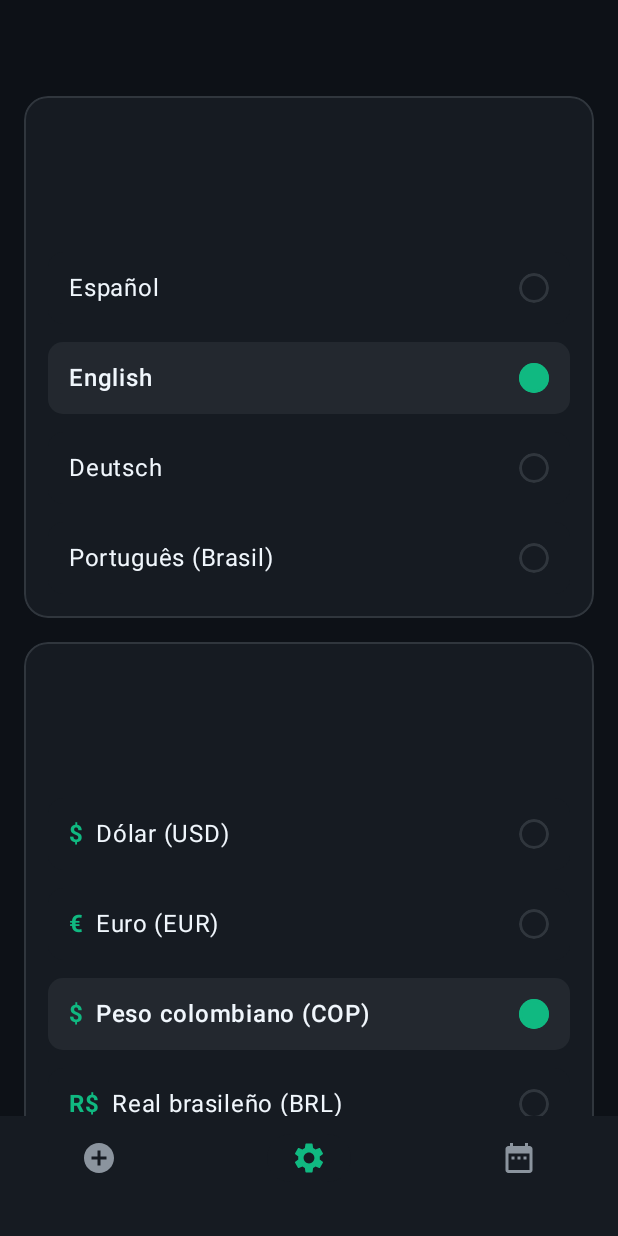
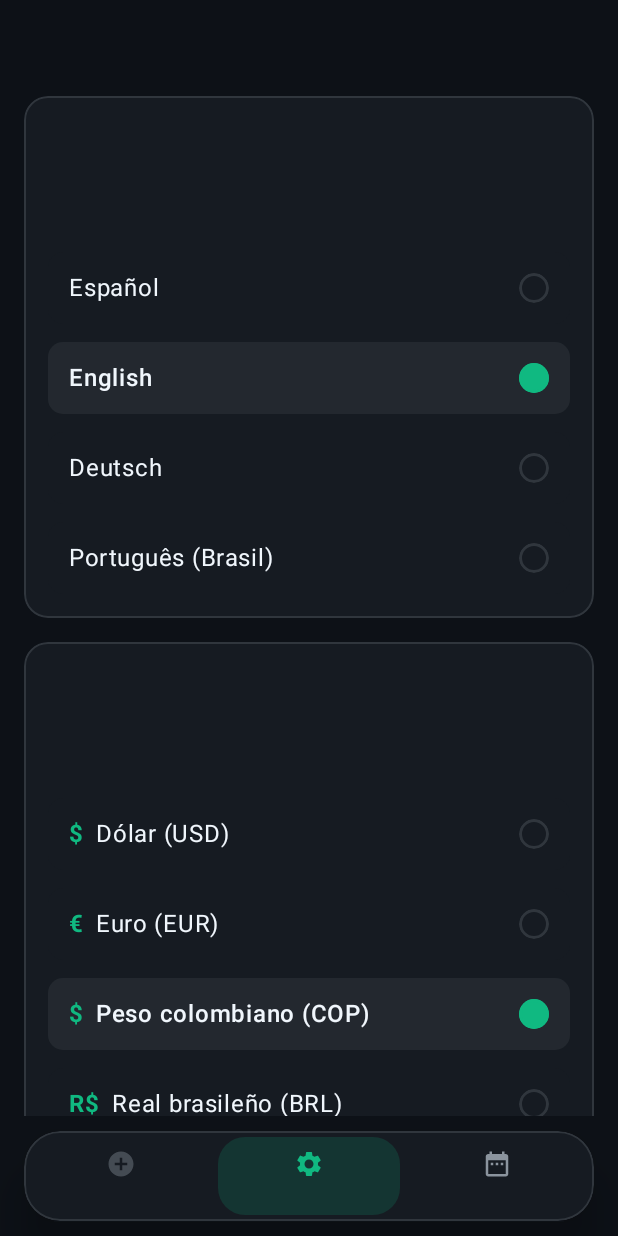
Before and after one commit to Anelka-137C/money_saver_kt, an Android app built with Jetpack Compose: the screen it shows after launch (MainActivity), item 2 of the bottom bar chosen, on a phone screen of 412 x 824 dp. Run offline under Robolectric (Android 15) with nearby library versions, the phone set to English and light mode, and no system bars; our stand-ins replace Room's generated code; libraries missing offline, so code that uses them is left out: com.i18next.android; 3 statements that could not run were skipped.

Commit message:
cambios en el tab inferior

```diff
--- a/app/src/main/java/com/example/money_saver_android/ui/MainContainer.kt
+++ b/app/src/main/java/com/example/money_saver_android/ui/MainContainer.kt
@@ -4,34 +4,20 @@ import androidx.compose.foundation.background
 import androidx.compose.foundation.layout.Box
 import androidx.compose.foundation.layout.fillMaxSize
 import androidx.compose.foundation.layout.padding
-import androidx.compose.material.icons.Icons
-import androidx.compose.material.icons.filled.AddCircle
-import androidx.compose.material.icons.filled.DateRange
-import androidx.compose.material.icons.filled.Settings
-import androidx.compose.material3.Icon
-import androidx.compose.material3.NavigationBar
-import androidx.compose.material3.NavigationBarItem
-import androidx.compose.material3.NavigationBarItemDefaults
 import androidx.compose.material3.Scaffold
-import androidx.compose.material3.Text
 import androidx.compose.runtime.Composable
 import androidx.compose.runtime.CompositionLocalProvider
 import androidx.compose.runtime.LaunchedEffect
 import androidx.compose.runtime.collectAsState
 import androidx.compose.runtime.getValue
 import androidx.compose.runtime.mutableStateOf
-import androidx.compose.runtime.remember
 import androidx.compose.runtime.saveable.rememberSaveable
 import androidx.compose.runtime.setValue
 import androidx.compose.ui.Modifier
-import androidx.compose.ui.platform.testTag
 import com.example.money_saver_android.i18n.I18nManager
 import com.example.money_saver_android.i18n.LocalI18nManager
-import com.example.money_saver_android.ui.theme.CardBackground
+import com.example.money_saver_android.ui.components.navigation.FloatingBottomNavigationBar
 import com.example.money_saver_android.ui.theme.DarkBackground
-import com.example.money_saver_android.ui.theme.GreenAccent
-import com.example.money_saver_android.ui.theme.TextPrimary
-import com.example.money_saver_android.ui.theme.TextSecondary
 import com.example.money_saver_android.viewmodel.PeriodViewModel
 import com.example.money_saver_android.viewmodel.SettingsViewModel
 
@@ -93,57 +79,16 @@ fun MainContainer(
             modifier = modifier.fillMaxSize(),
             containerColor = DarkBackground,
             bottomBar = {
-                NavigationBar(
-                    containerColor = CardBackground,
-                    contentColor = TextPrimary
-                ) {
-                    NavigationBarItem(
-                        modifier = Modifier.testTag("tab_incomes"),
-                        selected = activeTab == AppTab.INCOMES,
-                        onClick = {
-                            if (!isPeriodLocked) {
-                                currentTab = AppTab.INCOMES
-                            }
-                        },
-                        icon = { Icon(Icons.Default.AddCircle, contentDescription = i18nManager.t("navigation.tab_incomes")) },
-                        label = { Text(i18nManager.t("navigation.tab_incomes")) },
-                        colors = NavigationBarItemDefaults.colors(
-                            selectedIconColor = GreenAccent,
-                            selectedTextColor = GreenAccent,
-                            unselectedIconColor = TextSecondary,
-                            unselectedTextColor = TextSecondary,
-                            indicatorColor = CardBackground
-                        )
-                    )
-                    NavigationBarItem(
-                        modifier = Modifier.testTag("tab_settings"),
-                        selected = activeTab == AppTab.SETTINGS,
-                        onClick = { currentTab = AppTab.SETTINGS },
-                        icon = { Icon(Icons.Default.Settings, contentDescription = i18nManager.t("navigation.tab_settings")) },
-                        label = { Text(i18nManager.t("navigation.tab_settings")) },
-                        colors = NavigationBarItemDefaults.colors(
-                            selectedIconColor = GreenAccent,
-                            selectedTextColor = GreenAccent,
-                            unselectedIconColor = TextSecondary,
-                            unselectedTextColor = TextSecondary,
-                            indicatorColor = CardBackground
-                        )
-                    )
-                    NavigationBarItem(
-                        modifier = Modifier.testTag("tab_period"),
-                        selected = activeTab == AppTab.PERIOD,
-                        onClick = { currentTab = AppTab.PERIOD },
-                        icon = { Icon(Icons.Default.DateRange, contentDescription = i18nManager.t("navigation.tab_period")) },
-                        label = { Text(i18nManager.t("navigation.tab_period")) },
-                        colors = NavigationBarItemDefaults.colors(
-                            selectedIconColor = GreenAccent,
-                            selectedTextColor = GreenAccent,
-                            unselectedIconColor = TextSecondary,
-                            unselectedTextColor = TextSecondary,
-                            indicatorColor = CardBackground
-                        )
-                    )
-                }
+                FloatingBottomNavigationBar(
+                    activeTab = activeTab,
+                    isPeriodLocked = isPeriodLocked,
+                    i18nManager = i18nManager,
+                    onTabSelected = { tab ->
+                        if (!isPeriodLocked || tab != AppTab.INCOMES) {
+                            currentTab = tab
+                        }
+                    }
+                )
             }
         ) { innerPadding ->
             Box(
--- /dev/null
+++ b/app/src/main/java/com/example/money_saver_android/ui/components/navigation/FloatingBottomNavigationBar.kt
@@ -0,0 +1,191 @@
+package com.example.money_saver_android.ui.components.navigation
+
+import androidx.compose.animation.animateColorAsState
+import androidx.compose.foundation.background
+import androidx.compose.foundation.border
+import androidx.compose.foundation.layout.Arrangement
+import androidx.compose.foundation.layout.Box
+import androidx.compose.foundation.layout.Column
+import androidx.compose.foundation.layout.Row
+import androidx.compose.foundation.layout.Spacer
+import androidx.compose.foundation.layout.fillMaxHeight
+import androidx.compose.foundation.layout.fillMaxWidth
+import androidx.compose.foundation.layout.height
+import androidx.compose.foundation.layout.navigationBarsPadding
+import androidx.compose.foundation.layout.padding
+import androidx.compose.foundation.layout.size
+import androidx.compose.foundation.selection.selectable
+import androidx.compose.foundation.selection.selectableGroup
+import androidx.compose.foundation.shape.RoundedCornerShape
+import androidx.compose.material.icons.Icons
+import androidx.compose.material.icons.filled.AddCircle
+import androidx.compose.material.icons.filled.DateRange
+import androidx.compose.material.icons.filled.Settings
+import androidx.compose.material3.Icon
+import androidx.compose.material3.Text
+import androidx.compose.runtime.Composable
+import androidx.compose.runtime.getValue
+import androidx.compose.ui.Alignment
+import androidx.compose.ui.Modifier
+import androidx.compose.ui.draw.alpha
+import androidx.compose.ui.draw.clip
+import androidx.compose.ui.draw.shadow
+import androidx.compose.ui.graphics.Color
+import androidx.compose.ui.graphics.vector.ImageVector
+import androidx.compose.ui.platform.testTag
+import androidx.compose.ui.semantics.Role
+import androidx.compose.ui.text.font.FontWeight
+import androidx.compose.ui.text.style.TextOverflow
+import androidx.compose.ui.unit.dp
+import androidx.compose.ui.unit.sp
+import com.example.money_saver_android.i18n.I18nManager
+import com.example.money_saver_android.ui.AppTab
+import com.example.money_saver_android.ui.theme.BorderColor
+import com.example.money_saver_android.ui.theme.CardBackground
+import com.example.money_saver_android.ui.theme.GreenAccent
+import com.example.money_saver_android.ui.theme.TextSecondary
+
+private val FloatingNavCapsuleShape = RoundedCornerShape(24.dp)
+private val FloatingNavItemShape = RoundedCornerShape(18.dp)
+
+private data class BottomNavTabSpec(
+    val tab: AppTab,
+    val labelKey: String,
+    val icon: ImageVector,
+    val testTag: String
+)
+
+private val BottomNavTabs = listOf(
+    BottomNavTabSpec(
+        tab = AppTab.INCOMES,
+        labelKey = "navigation.tab_incomes",
+        icon = Icons.Default.AddCircle,
+        testTag = "tab_incomes"
+    ),
+    BottomNavTabSpec(
+        tab = AppTab.SETTINGS,
+        labelKey = "navigation.tab_settings",
+        icon = Icons.Default.Settings,
+        testTag = "tab_settings"
+    ),
+    BottomNavTabSpec(
+        tab = AppTab.PERIOD,
+        labelKey = "navigation.tab_period",
+        icon = Icons.Default.DateRange,
+        testTag = "tab_period"
+    )
+)
+
+/**
+ * Floating capsule bottom navigation bar with an inner pill highlight for the active tab.
+ */
+@Composable
+fun FloatingBottomNavigationBar(
+    activeTab: AppTab,
+    isPeriodLocked: Boolean,
+    i18nManager: I18nManager,
+    onTabSelected: (AppTab) -> Unit,
+    modifier: Modifier = Modifier
+) {
+    Box(
+        modifier = modifier
+            .fillMaxWidth()
+            .navigationBarsPadding()
+            .padding(horizontal = 16.dp, vertical = 10.dp)
+    ) {
+        Row(
+            modifier = Modifier
+                .fillMaxWidth()
+                .height(60.dp)
+                .testTag("floating_bottom_nav")
+                .shadow(
+                    elevation = 16.dp,
+                    shape = FloatingNavCapsuleShape,
+                    ambientColor = Color.Black,
+                    spotColor = Color.Black
+                )
+                .clip(FloatingNavCapsuleShape)
+                .background(CardBackground)
+                .border(1.dp, BorderColor, FloatingNavCapsuleShape)
+                .padding(4.dp)
+                .selectableGroup(),
+            horizontalArrangement = Arrangement.spacedBy(4.dp),
+            verticalAlignment = Alignment.CenterVertically
+        ) {
+            BottomNavTabs.forEach { spec ->
+                val isSelected = activeTab == spec.tab
+                val isLocked = isPeriodLocked && spec.tab == AppTab.INCOMES
+
+                FloatingBottomNavItem(
+                    label = i18nManager.t(spec.labelKey),
+                    icon = spec.icon,
+                    isSelected = isSelected,
+                    isLocked = isLocked,
+                    testTag = spec.testTag,
+                    onClick = { onTabSelected(spec.tab) },
+                    modifier = Modifier
+                        .weight(1f)
+                        .fillMaxHeight()
+                )
+            }
+        }
+    }
+}
+
+@Composable
+private fun FloatingBottomNavItem(
+    label: String,
+    icon: ImageVector,
+    isSelected: Boolean,
+    isLocked: Boolean,
+    testTag: String,
+    onClick: () -> Unit,
+    modifier: Modifier = Modifier
+) {
+    val pillColor by animateColorAsState(
+        targetValue = if (isSelected) GreenAccent.copy(alpha = 0.16f) else Color.Transparent,
+        label = "floating_nav_pill_$testTag"
+    )
+    val contentColor by animateColorAsState(
+        targetValue = if (isSelected) GreenAccent else TextSecondary,
+        label = "floating_nav_content_$testTag"
+    )
+
+    Column(
+        modifier = modifier
+            .testTag(testTag)
+            .alpha(if (isLocked) 0.4f else 1f)
+            .clip(FloatingNavItemShape)
+            .background(pillColor)
+            .selectable(
+                selected = isSelected,
+                enabled = !isLocked,
+                role = Role.Tab,
+                onClick = {
+                    if (!isLocked) {
+                        onClick()
+                    }
+                }
+            )
+            .padding(vertical = 4.dp, horizontal = 4.dp),
+        horizontalAlignment = Alignment.CenterHorizontally,
+        verticalArrangement = Arrangement.Center
+    ) {
+        Icon(
+            imageVector = icon,
+            contentDescription = null,
+            tint = contentColor,
+            modifier = Modifier.size(20.dp)
+        )
+        Spacer(modifier = Modifier.height(2.dp))
+        Text(
+            text = label,
+            color = contentColor,
+            fontSize = 12.sp,
+            lineHeight = 14.sp,
+            fontWeight = if (isSelected) FontWeight.SemiBold else FontWeight.Medium,
+            maxLines = 1,
+            overflow = TextOverflow.Ellipsis
+        )
+    }
+}
```
Also changed, not shown: 3 other files.
